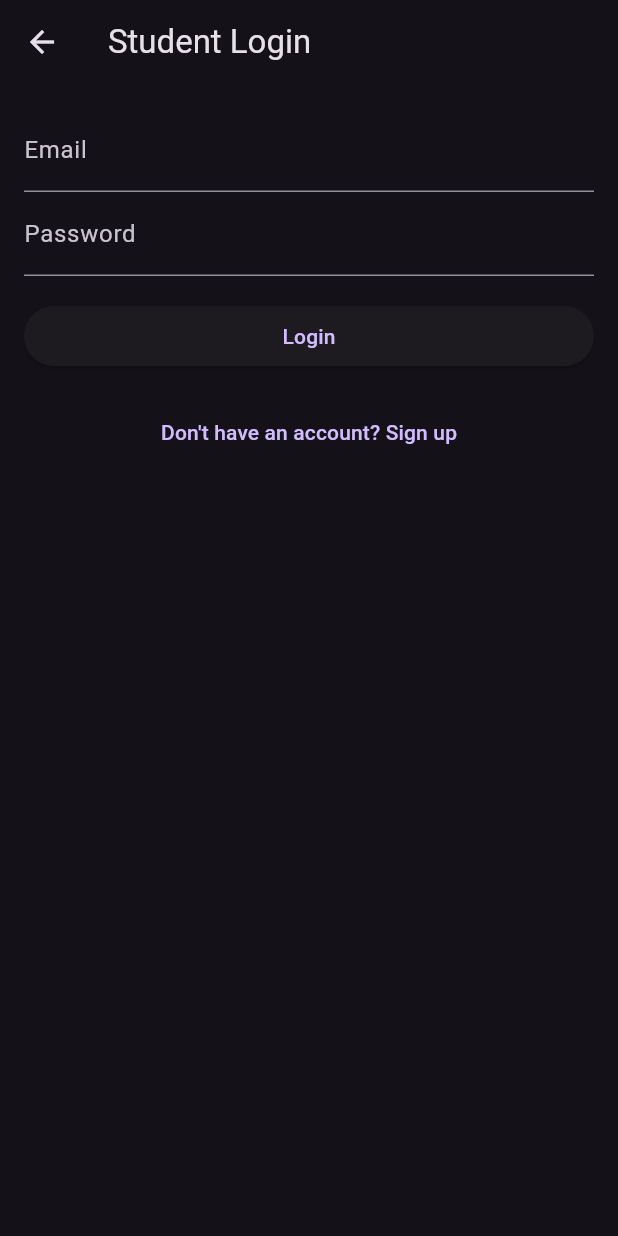
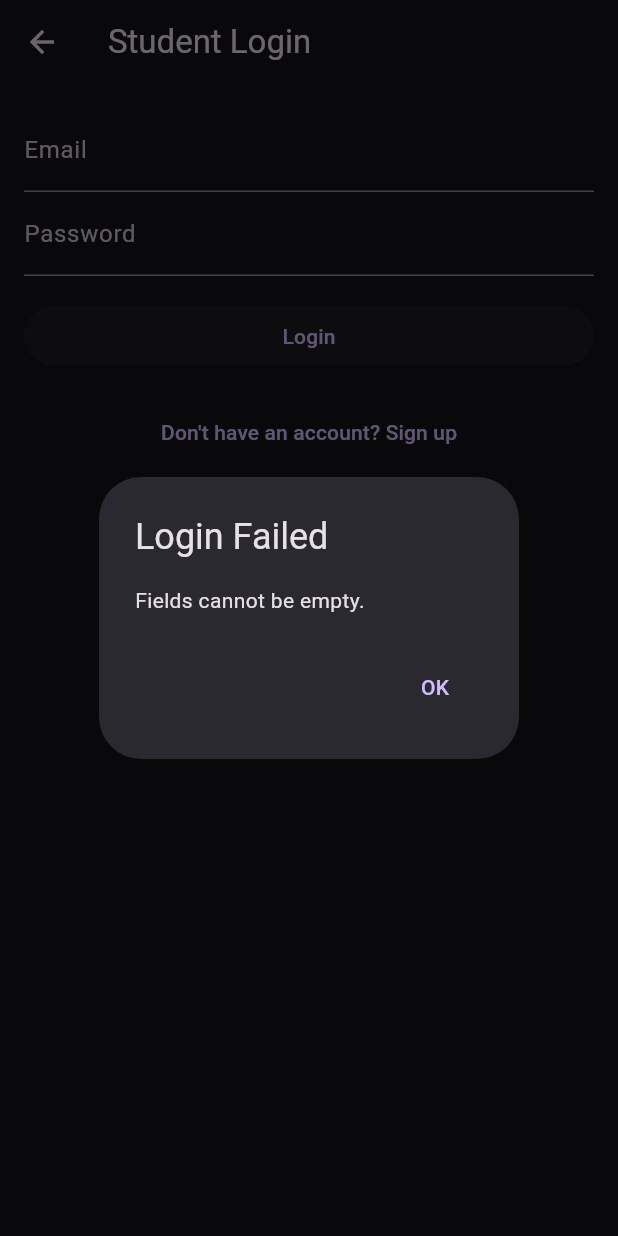
Before and after one commit to Rushikesh197/IPD, a Flutter app: the StudentLoginPage screen opened by its route, after a tap on "Login", on a phone screen of 412 x 824 dp. Run offline on Flutter 3.47's test engine with Material 3 defaults, Android fonts, the phone set to English and light mode, and no system bars; our stand-ins replace csv, firebase_auth, firebase_core, fl_chart, get, pdf and 1 more; accounts and stored records are empty; project files that could hold a hidden picture were left out.

Commit message:
Update StudentLoginPage.dart

```diff
--- a/lib/screens/StudentLoginPage.dart
+++ b/lib/screens/StudentLoginPage.dart
@@ -1,27 +1,159 @@
-import 'dart:js';
+// import 'dart:js';
+//
+// import 'package:firebase_auth/firebase_auth.dart';
+// import 'package:flutter/material.dart';
+// import 'StudentSignupPage.dart'; // Import the corresponding signup page
+// import 'StudentHomePage.dart'; // Import the student home page
+// //
+// class StudentLoginPage extends StatelessWidget {
+//   // final FirebaseAuth _auth = FirebaseAuth.instance;
+//   final TextEditingController _emailController = TextEditingController();
+//   final TextEditingController _passwordController = TextEditingController();
+//
+//   // signIn()async{
+//   //   await FirebaseAuth.instance.signInWithEmailAndPassword(email: _emailController.text, password: _passwordController.text);
+//   // }
+//
+//   signIn() async{
+//    await FirebaseAuth.instance.signInWithEmailAndPassword(email: _emailController.text, password: _passwordController.text);
+//
+//   }
+//
+//
+//
+//   StudentLoginPage({super.key});
+//
+//   @override
+//   Widget build(BuildContext context) {
+//     return Scaffold(
+//       appBar: AppBar(
+//         title: const Text('Student Login'),
+//       ),
+//       body: Padding(
+//         padding: const EdgeInsets.all(16.0),
+//         child: Column(
+//           crossAxisAlignment: CrossAxisAlignment.stretch,
+//           children: [
+//             // Add your student login form widgets here
+//
+//             // Example: TextFields for email and password
+//             TextFormField(
+//               controller: _emailController,
+//               decoration: const InputDecoration(labelText: 'Email'),
+//             ),
+//             TextFormField(
+//               controller: _passwordController,
+//               decoration: const InputDecoration(labelText: 'Password'),
+//               obscureText: true,
+//             ),
+//
+//             const SizedBox(height: 16.0),
+//
+//             ElevatedButton(
+//               onPressed: (()=>signIn()),
+//               //   // Implement student login logic here
+//               //   _performLogin(context);
+//               child: const Text('Login'),
+//             ),
+//
+//             // ElevatedButton(
+//             //     onPressed: (()=>signIn()) => _performLogin(context), // Call the function correctly
+//             //   child: const Text('Login'),
+//             // ),
+//
+//
+//             const SizedBox(height: 16.0),
+//
+//             TextButton(
+//               onPressed: () {
+//                 Navigator.push(
+//                   context,
+//                   MaterialPageRoute(builder: (context) => StudentSignupPage()),
+//                 );
+//               },
+//               child: const Text('Don\'t have an account? Sign up'),
+//             ),
+//           ],
+//         ),
+//       ),
+//     );
+//   }
+//
+//   void _performLogin(BuildContext context) {
+//     // Hardcoded email and password for demonstration
+//     String hardcodedEmail = 'student@gmail.com';
+//     String hardcodedPassword = 'student';
+//
+//     String enteredEmail = _emailController.text.trim();
+//     String enteredPassword = _passwordController.text.trim();
+//
+//     if (enteredEmail.isEmpty || enteredPassword.isEmpty) {
+//       _showAlertDialog(context, 'Fields cannot be empty.');
+//       return;
+//     }
+//
+//     if (!RegExp(r"^[a-zA-Z0-9._%+-]+@[a-zA-Z0-9.-]+\.[a-zA-Z]{2,}$").hasMatch(enteredEmail)) {
+//       _showAlertDialog(context, 'Invalid email format.');
+//       return;
+//     }
+//
+//     if (enteredEmail != hardcodedEmail || enteredPassword != hardcodedPassword) {
+//       _showAlertDialog(context, 'Incorrect email or password.');
+//       return;
+//     }
+//
+//     // Navigate to the student home page after successful login
+//     Navigator.pushReplacement(
+//       context,
+//       MaterialPageRoute(
+//         builder: (context) => const StudentHomePage(studentName: 'Student'), // Pass student's name here
+//       ),
+//     );
+//   }
+//
+//   void _showAlertDialog(BuildContext context, String message) {
+//     showDialog(
+//       context: context,
+//       builder: (BuildContext context) {
+//         return AlertDialog(
+//           title: const Text('Login Failed'),
+//           content: Text(message),
+//           actions: [
+//             TextButton(
+//               onPressed: () {
+//                 Navigator.pop(context);
+//               },
+//               child: const Text('OK'),
+//             ),
+//           ],
+//         );
+//       },
+//     );
+//   }
+// }
+//
+//
+
+
+// // / wwwwwwwwwwwwwwwwwwwwwwwwwwwwwwwwwwwwwwwwwwww
+
+
 
 import 'package:firebase_auth/firebase_auth.dart';
 import 'package:flutter/material.dart';
 import 'StudentSignupPage.dart'; // Import the corresponding signup page
 import 'StudentHomePage.dart'; // Import the student home page
-//
-class StudentLoginPage extends StatelessWidget {
-  // final FirebaseAuth _auth = FirebaseAuth.instance;
+
+class StudentLoginPage extends StatefulWidget {
+  const StudentLoginPage({super.key});
+
+  @override
+  State<StudentLoginPage> createState() => _StudentLoginPageState();
+}
+
+class _StudentLoginPageState extends State<StudentLoginPage> {
   final TextEditingController _emailController = TextEditingController();
   final TextEditingController _passwordController = TextEditingController();
-
-  // signIn()async{
-  //   await FirebaseAuth.instance.signInWithEmailAndPassword(email: _emailController.text, password: _passwordController.text);
-  // }
-
-  signIn() async{
-   await FirebaseAuth.instance.signInWithEmailAndPassword(email: _emailController.text, password: _passwordController.text);
-
-  }
-
-
-
-  StudentLoginPage({super.key});
 
   @override
   Widget build(BuildContext context) {
@@ -34,9 +166,7 @@ class StudentLoginPage extends StatelessWidget {
         child: Column(
           crossAxisAlignment: CrossAxisAlignment.stretch,
           children: [
-            // Add your student login form widgets here
-
-            // Example: TextFields for email and password
+            // TextFields for email and password
             TextFormField(
               controller: _emailController,
               decoration: const InputDecoration(labelText: 'Email'),
@@ -50,17 +180,9 @@ class StudentLoginPage extends StatelessWidget {
             const SizedBox(height: 16.0),
 
             ElevatedButton(
-              onPressed: (()=>signIn()),
-              //   // Implement student login logic here
-              //   _performLogin(context);
+              onPressed: _signInWithEmailAndPassword,
               child: const Text('Login'),
             ),
-
-            // ElevatedButton(
-            //     onPressed: (()=>signIn()) => _performLogin(context), // Call the function correctly
-            //   child: const Text('Login'),
-            // ),
-
 
             const SizedBox(height: 16.0),
 
@@ -79,36 +201,52 @@ class StudentLoginPage extends StatelessWidget {
     );
   }
 
-  void _performLogin(BuildContext context) {
-    // Hardcoded email and password for demonstration
-    String hardcodedEmail = 'student@gmail.com';
-    String hardcodedPassword = 'student';
+  Future<void> _signInWithEmailAndPassword() async {
+    try {
+      final email = _emailController.text.trim();
+      final password = _passwordController.text.trim();
 
-    String enteredEmail = _emailController.text.trim();
-    String enteredPassword = _passwordController.text.trim();
-
-    if (enteredEmail.isEmpty || enteredPassword.isEmpty) {
+      if (email.isEmpty || password.isEmpty) {
         _showAlertDialog(context, 'Fields cannot be empty.');
         return;
       }
 
-    if (!RegExp(r"^[a-zA-Z0-9._%+-]+@[a-zA-Z0-9.-]+\.[a-zA-Z]{2,}$").hasMatch(enteredEmail)) {
+      if (!RegExp(r"^[a-zA-Z0-9._%+-]+@[a-zA-Z0-9.-]+\.[a-zA-Z]{2,}$").hasMatch(email)) {
         _showAlertDialog(context, 'Invalid email format.');
         return;
       }
 
-    if (enteredEmail != hardcodedEmail || enteredPassword != hardcodedPassword) {
-      _showAlertDialog(context, 'Incorrect email or password.');
-      return;
-    }
+      // Perform Firebase authentication
+      await FirebaseAuth.instance.signInWithEmailAndPassword(
+        email: email,
+        password: password,
+      );
 
-    // Navigate to the student home page after successful login
+      // Navigate to student home page on successful login
       Navigator.pushReplacement(
         context,
         MaterialPageRoute(
           builder: (context) => const StudentHomePage(studentName: 'Student'), // Pass student's name here
         ),
       );
+    } on FirebaseAuthException catch (error) {
+      switch (error.code) {
+        case 'user-not-found':
+          _showAlertDialog(context, 'User not found.');
+          break;
+        case 'wrong-password':
+          _showAlertDialog(context, 'Incorrect password.');
+          break;
+        case 'invalid-email':
+          _showAlertDialog(context, 'Invalid email format.');
+          break;
+        default:
+          _showAlertDialog(context, 'Login failed. Please try again.');
+      }
+    } catch (error) {
+      print('Login error: $error'); // Log unexpected errors
+      _showAlertDialog(context, 'An error occurred. Please try again.');
+    }
   }
 
   void _showAlertDialog(BuildContext context, String message) {
```
Lines whose indentation alone changed are shown as unchanged.
